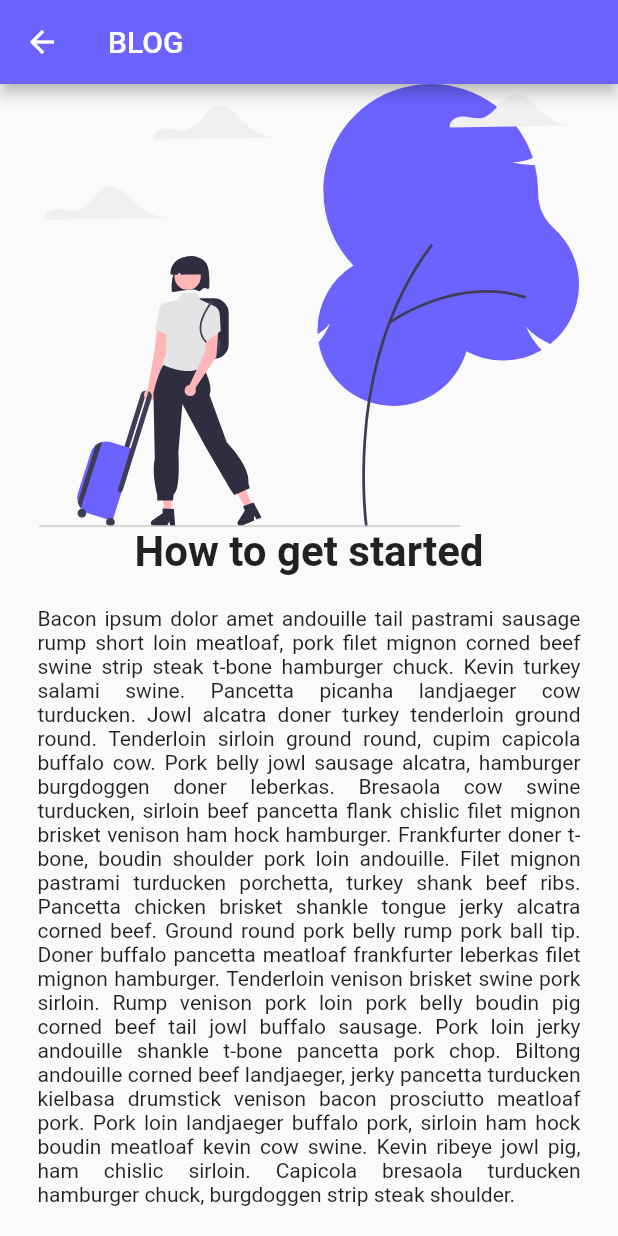
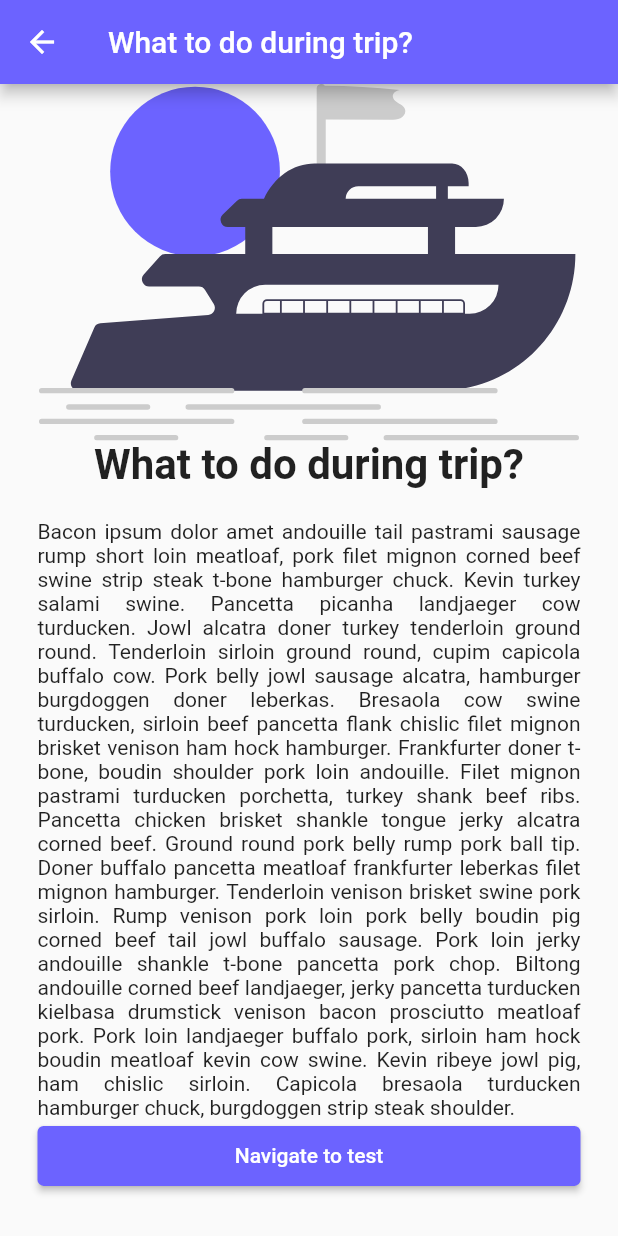
Before and after one commit to jdbbdj/flutter-setup, a Flutter app: the Home screen opened directly, after a tap on "What to do during trip?", on a phone screen of 412 x 824 dp. Run offline on Flutter 3.47's test engine with Material 2 defaults, Android fonts, the phone set to English and light mode, and no system bars; our stand-ins replace flutter_svg, shared_preferences; accounts and stored records are empty.

Commit message:
Exam Screen

```diff
--- a/lib/blog.dart
+++ b/lib/blog.dart
@@ -1,17 +1,23 @@
 import 'package:flutter/material.dart';
-import 'package:flutter/src/widgets/framework.dart';
 import 'package:flutter_svg/flutter_svg.dart';
+import 'test.dart';
 
 String baconParagraphs =
     "Bacon ipsum dolor amet andouille tail pastrami sausage rump short loin meatloaf, pork filet mignon corned beef swine strip steak t-bone hamburger chuck. Kevin turkey salami swine. Pancetta picanha landjaeger cow turducken. Jowl alcatra doner turkey tenderloin ground round. Tenderloin sirloin ground round, cupim capicola buffalo cow. Pork belly jowl sausage alcatra, hamburger burgdoggen doner leberkas. Bresaola cow swine turducken, sirloin beef pancetta flank chislic filet mignon brisket venison ham hock hamburger. Frankfurter doner t-bone, boudin shoulder pork loin andouille. Filet mignon pastrami turducken porchetta, turkey shank beef ribs. Pancetta chicken brisket shankle tongue jerky alcatra corned beef. Ground round pork belly rump pork ball tip. Doner buffalo pancetta meatloaf frankfurter leberkas filet mignon hamburger. Tenderloin venison brisket swine pork sirloin. Rump venison pork loin pork belly boudin pig corned beef tail jowl buffalo sausage. Pork loin jerky andouille shankle t-bone pancetta pork chop. Biltong andouille corned beef landjaeger, jerky pancetta turducken kielbasa drumstick venison bacon prosciutto meatloaf pork. Pork loin landjaeger buffalo pork, sirloin ham hock boudin meatloaf kevin cow swine. Kevin ribeye jowl pig, ham chislic sirloin. Capicola bresaola turducken hamburger chuck, burgdoggen strip steak shoulder.";
 
 class Blog extends StatelessWidget {
-  const Blog({super.key});
+  const Blog({
+    super.key,
+    required this.title,
+    required this.imagePath,
+  });
 
+  final String title;
+  final String imagePath;
   @override
   Widget build(BuildContext context) {
     return Scaffold(
-        appBar: AppBar(title: Text("BLOG")),
+        appBar: AppBar(title: Text(title)),
         body: SingleChildScrollView(
           child: Padding(
             padding: const EdgeInsets.symmetric(
@@ -21,11 +27,11 @@ class Blog extends StatelessWidget {
             child: Column(
               children: [
                 SvgPicture.asset(
-                  'images/departing.svg',
+                  imagePath,
                   width: 360,
                 ),
-                const Text("How to get started",
-                    style: TextStyle(
+                Text(title,
+                    style: const TextStyle(
                       fontSize: 28,
                       fontWeight: FontWeight.bold,
                     )),
@@ -39,6 +45,23 @@ class Blog extends StatelessWidget {
                   ),
                   textAlign: TextAlign.justify,
                 ),
+                ElevatedButton(
+                    onPressed: () {
+                      Navigator.of(context).pushReplacement(
+                        MaterialPageRoute(
+                          builder: (BuildContext context) {
+                            return const CityPage();
+                          },
+                        ),
+                      );
+                    },
+                    style: ButtonStyle(
+                      backgroundColor:
+                          MaterialStateProperty.all(Color(0xFF6C63FF)),
+                      minimumSize:
+                          MaterialStateProperty.all(Size(double.infinity, 40)),
+                    ),
+                    child: const Text("Navigate to test")),
               ],
             ),
           ),
--- a/lib/home.dart
+++ b/lib/home.dart
@@ -182,7 +182,9 @@ class Home extends StatelessWidget {
                 Navigator.of(context).push(
                   MaterialPageRoute(
                     builder: (BuildContext context) {
-                      return const Blog();
+                      return const Blog(
+                          title: "How to get started?",
+                          imagePath: "images/departing.svg");
                     },
                   ),
                 );
@@ -220,7 +222,9 @@ class Home extends StatelessWidget {
                 Navigator.of(context).push(
                   MaterialPageRoute(
                     builder: (BuildContext context) {
-                      return const Blog();
+                      return const Blog(
+                          title: "What to do during trip?",
+                          imagePath: "images/boat.svg");
                     },
                   ),
                 );
@@ -258,7 +262,10 @@ class Home extends StatelessWidget {
                 Navigator.of(context).push(
                   MaterialPageRoute(
                     builder: (BuildContext context) {
-                      return const Blog();
+                      return const Blog(
+                        title: "How to start your iteninary?",
+                        imagePath: "images/on-the-spot.svg",
+                      );
                     },
                   ),
                 );
--- a/pubspec.yaml
+++ b/pubspec.yaml
@@ -35,6 +35,8 @@ dependencies:
   # Use with the CupertinoIcons class for iOS style icons.
   cupertino_icons: ^1.0.2
   flutter_svg: ^2.0.2
+  http: ^0.13.5
+  shared_preferences: ^2.0.18
 
 dev_dependencies:
   flutter_test:
```
Also changed, not shown: lib/test.dart (added, +131 -0 lines), pubspec.lock, 1 other file.
